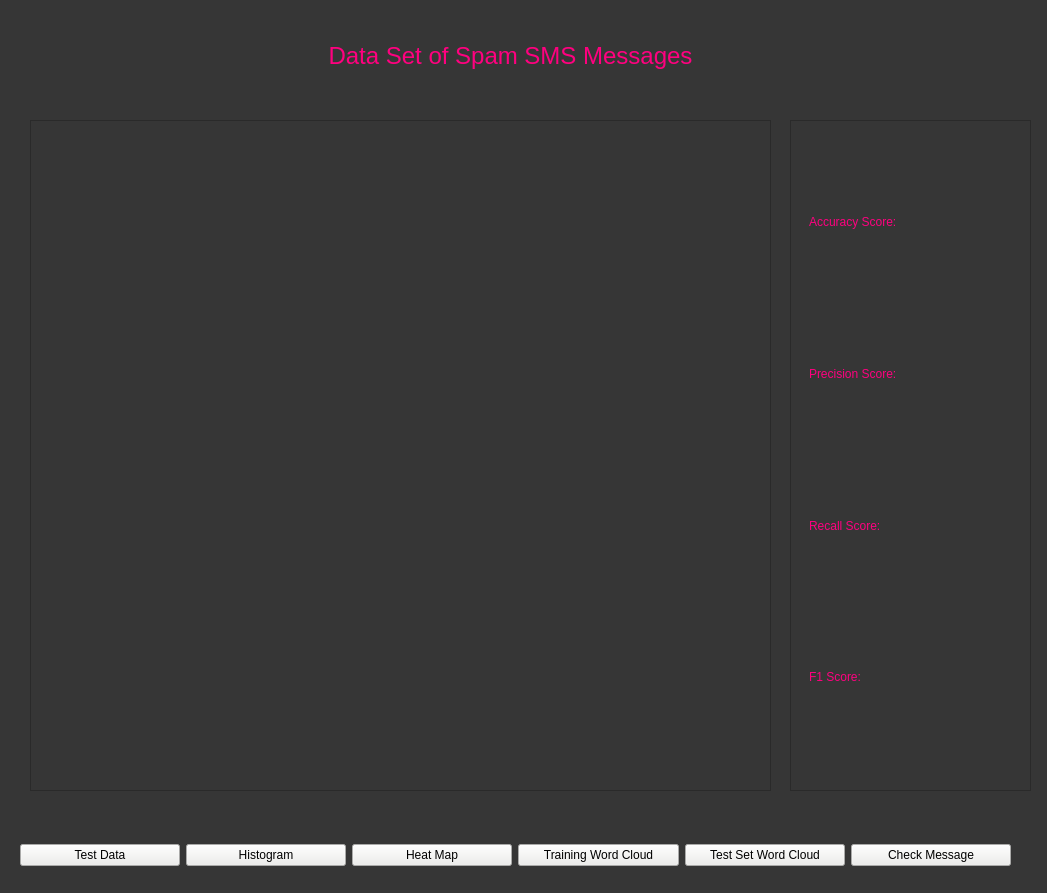
Before: the Qt Designer form MainScreen.ui in dcfox2847/smsSpam, drawn with Qt 5.
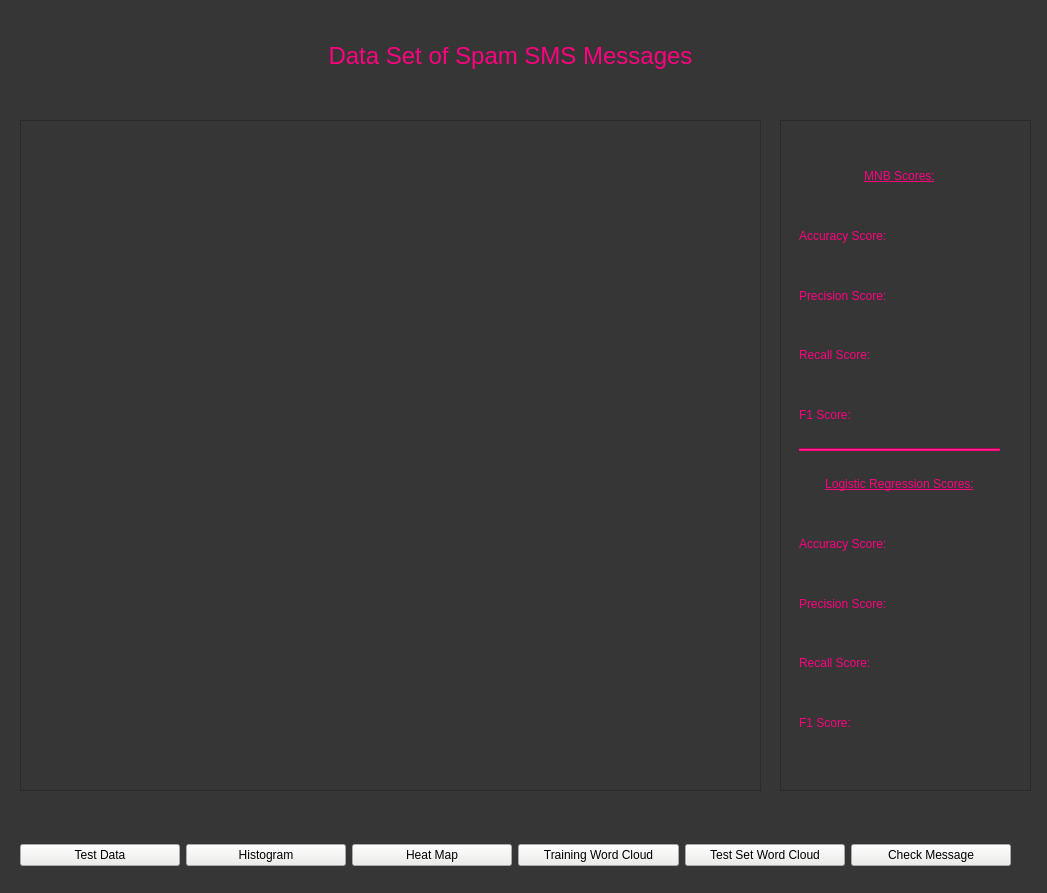
After: the same form once the commit is applied.

Patch:
```diff
--- a/MainScreen.ui
+++ b/MainScreen.ui
@@ -66,9 +66,9 @@
      <widget class="QFrame" name="frame">
       <property name="geometry">
        <rect>
-        <x>780</x>
+        <x>770</x>
         <y>100</y>
-        <width>241</width>
+        <width>251</width>
         <height>671</height>
        </rect>
       </property>
@@ -91,6 +91,24 @@
         </rect>
        </property>
        <layout class="QVBoxLayout" name="verticalLayout">
+        <item>
+         <widget class="QLabel" name="label_2">
+          <property name="font">
+           <font>
+            <underline>true</underline>
+           </font>
+          </property>
+          <property name="styleSheet">
+           <string notr="true">color: #ff007f;</string>
+          </property>
+          <property name="text">
+           <string>MNB Scores:</string>
+          </property>
+          <property name="alignment">
+           <set>Qt::AlignCenter</set>
+          </property>
+         </widget>
+        </item>
         <item>
          <widget class="QLabel" name="accuracy_label">
           <property name="styleSheet">
@@ -137,13 +155,86 @@
           </property>
          </widget>
         </item>
+        <item>
+         <widget class="Line" name="line">
+          <property name="autoFillBackground">
+           <bool>false</bool>
+          </property>
+          <property name="styleSheet">
+           <string notr="true">
+background-color: #ff007f;</string>
+          </property>
+          <property name="orientation">
+           <enum>Qt::Horizontal</enum>
+          </property>
+         </widget>
+        </item>
+        <item>
+         <widget class="QLabel" name="label_3">
+          <property name="font">
+           <font>
+            <underline>true</underline>
+           </font>
+          </property>
+          <property name="styleSheet">
+           <string notr="true">color: #ff007f;</string>
+          </property>
+          <property name="text">
+           <string>Logistic Regression Scores:</string>
+          </property>
+          <property name="alignment">
+           <set>Qt::AlignCenter</set>
+          </property>
+         </widget>
+        </item>
+        <item>
+         <widget class="QLabel" name="lr_accuracy_label">
+          <property name="styleSheet">
+           <string notr="true">color: #ff007f;</string>
+          </property>
+          <property name="text">
+           <string>Accuracy Score:</string>
+          </property>
+         </widget>
+        </item>
+        <item>
+         <widget class="QLabel" name="lr_precision_label">
+          <property name="styleSheet">
+           <string notr="true">color: #ff007f;</string>
+          </property>
+          <property name="text">
+           <string>Precision Score:</string>
+          </property>
+         </widget>
+        </item>
+        <item>
+         <widget class="QLabel" name="lr_recall_label">
+          <property name="styleSheet">
+           <string notr="true">color: #ff007f;
+</string>
+          </property>
+          <property name="text">
+           <string>Recall Score:</string>
+          </property>
+         </widget>
+        </item>
+        <item>
+         <widget class="QLabel" name="lr_f1_label">
+          <property name="styleSheet">
+           <string notr="true">color: #ff007f;</string>
+          </property>
+          <property name="text">
+           <string>F1 Score:</string>
+          </property>
+         </widget>
+        </item>
        </layout>
       </widget>
      </widget>
      <widget class="QTableView" name="data_set_table">
       <property name="geometry">
        <rect>
-        <x>20</x>
+        <x>10</x>
         <y>100</y>
         <width>741</width>
         <height>671</height>
```
